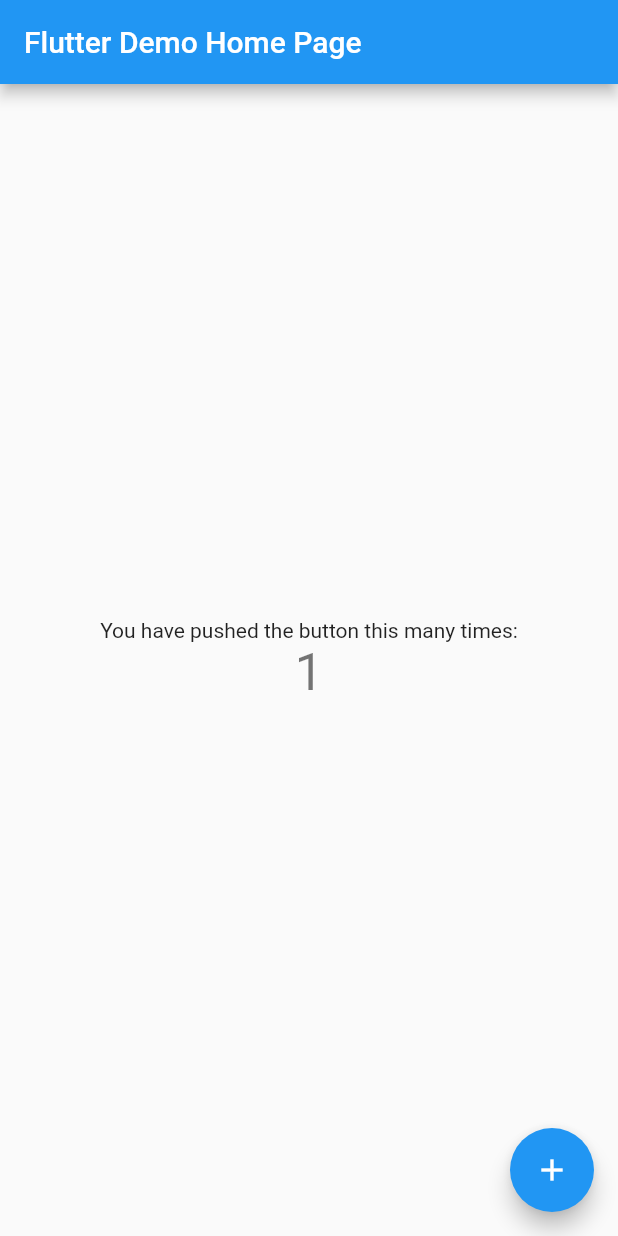
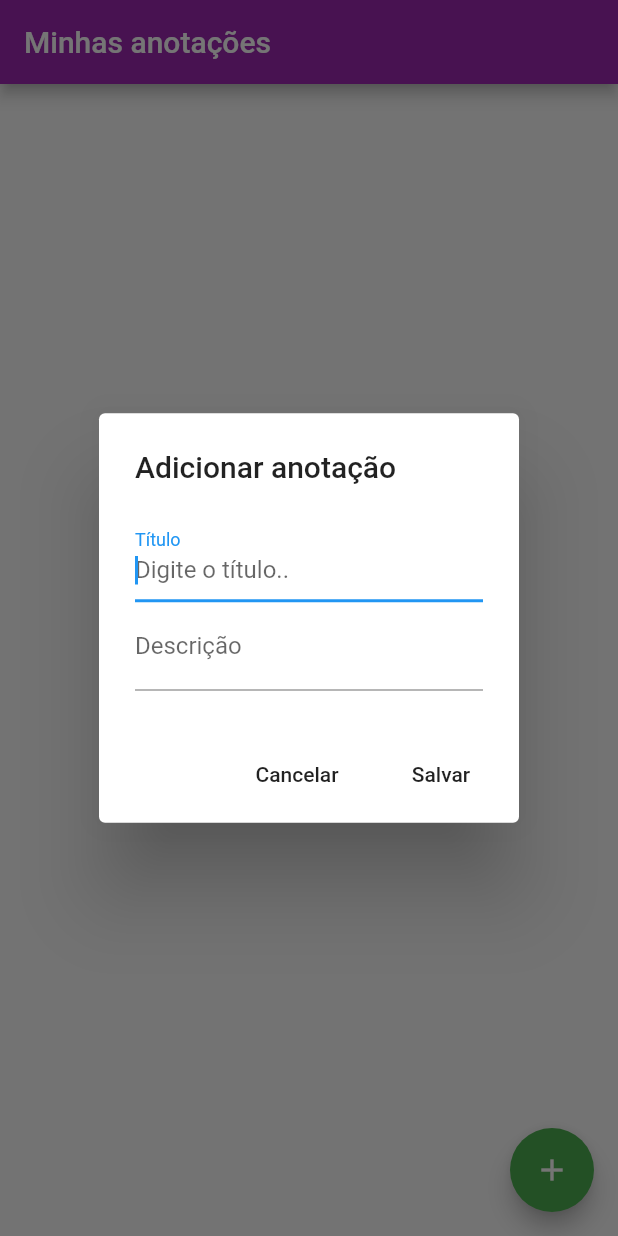
Before and after one commit to wilsonraj-dev/notasDiarias, a Flutter app: the screen it shows after launch, after a tap on the "add" icon, on a phone screen of 412 x 824 dp. Run offline on Flutter 3.47's test engine with Material 2 defaults, Android fonts, the phone set to English and light mode, and no system bars; our stand-ins replace sqflite; accounts and stored records are empty.

Commit message:
Feita a conexão com o banco de dados

```diff
--- /dev/null
+++ b/lib/Home.dart
@@ -0,0 +1,90 @@
+import 'package:flutter/cupertino.dart';
+import 'package:flutter/material.dart';
+import 'package:notas_diarias/Model/Anotacao.dart';
+import 'package:notas_diarias/helper/anotacaoHelper.dart';
+
+class Home extends StatefulWidget {
+  @override
+  _HomeState createState() => _HomeState();
+}
+
+class _HomeState extends State<Home> {
+
+  TextEditingController _tituloController = TextEditingController();
+  TextEditingController _descricaoController = TextEditingController();
+  var _db = anotacaoHelper();
+
+  _exibirTelaCadastro(){
+    showDialog(
+      context: context,
+      builder: (context){
+        return AlertDialog(
+          title: Text("Adicionar anotação"),
+          content: Column(
+            mainAxisSize: MainAxisSize.min,
+            children: <Widget>[
+              TextField(
+                controller: _tituloController,
+                autofocus: true,
+                decoration: InputDecoration(
+                  labelText: "Título",
+                  hintText: "Digite o título.."
+                ),
+              ),
+
+              TextField(
+                controller: _descricaoController,
+                decoration: InputDecoration(
+                    labelText: "Descrição",
+                    hintText: "Digite a descrição.."
+                ),
+              ),
+            ],
+          ),
+          actions: <Widget>[
+            FlatButton(onPressed: () => Navigator.pop(context), child: Text("Cancelar")),
+            FlatButton(
+                onPressed: (){
+                  //Salvar
+                  _salvarAnotacao();
+
+                  Navigator.pop(context);
+                },
+                child: Text("Salvar")
+            ),
+          ],
+        );
+      }
+    );
+  }
+
+  //
+  _salvarAnotacao() async {
+    String titulo = _tituloController.text;
+    String descricao = _descricaoController.text;
+
+    //print("data atual: " + DateTime.now().toString());
+    Anotacao anotacao = Anotacao(titulo, descricao, DateTime.now().toString());
+    int resultado = await _db.salvarAnotacao(anotacao);
+    print("salvar anotacao: " + resultado.toString());
+  }
+
+  @override
+  Widget build(BuildContext context) {
+    return Scaffold(
+      appBar: AppBar(
+        title: Text("Minhas anotações"),
+        backgroundColor: Colors.purple,
+      ),
+      body: Container(),
+      floatingActionButton: FloatingActionButton(
+        backgroundColor: Colors.green,
+        foregroundColor: Colors.white,
+        child: Icon(Icons.add),
+        onPressed: (){
+          _exibirTelaCadastro();
+        },
+      ),
+    );
+  }
+}
--- /dev/null
+++ b/lib/Model/Anotacao.dart
@@ -0,0 +1,22 @@
+class Anotacao{
+  int id;
+  String titulo;
+  String descricao;
+  String data;
+
+  Anotacao(this.titulo, this.descricao, this.data);
+
+  Map toMap(){
+    Map<String, dynamic> map = {
+      "titulo": this.titulo,
+      "descricao": this.descricao,
+      "data": this.data,
+    };
+
+    if(id != null){
+      map["id"] = this.id;
+    }
+
+    return map;
+  }
+}
--- /dev/null
+++ b/lib/helper/anotacaoHelper.dart
@@ -0,0 +1,45 @@
+import 'package:notas_diarias/Model/Anotacao.dart';
+import 'package:sqflite/sqflite.dart';
+import 'package:path/path.dart';
+
+class anotacaoHelper {
+  static final String nomeTabela = "anotacao";
+  static final anotacaoHelper _anotacaoHelper = anotacaoHelper._internal();
+  Database _db;
+
+  factory anotacaoHelper(){
+    return _anotacaoHelper;
+
+  }
+
+  anotacaoHelper._internal(){}
+
+  get db async {
+    if (_db != null) {
+      return _db;
+    } else {
+      _db = await inicializarDB();
+      return _db;
+    }
+  }
+
+    _onCreate(Database db, int version) async{
+      String sql = "CREATE TABLE $nomeTabela (id INTEGER PRIMARY KEY AUTOINCREMENT, titulo VARCHAR, descricao TEXT, data DATETIME)";
+      await db.execute(sql);
+    }
+
+    inicializarDB() async{
+      final caminhoBancoDados = await getDatabasesPath();
+      final localBancoDados = join(caminhoBancoDados, "banco_minhas_anotacoes.db");
+
+      var db = await openDatabase(localBancoDados, version: 1, onCreate: _onCreate);
+      return db;
+    }
+
+    Future<int> salvarAnotacao(Anotacao anotacao) async {
+      var bancoDados = await db;
+
+      int resultado = await bancoDados.insert(nomeTabela, anotacao.toMap());
+      return resultado;
+    }
+}
--- a/lib/main.dart
+++ b/lib/main.dart
@@ -1,117 +1,7 @@
 import 'package:flutter/material.dart';
+import 'package:notas_diarias/Home.dart';
 
-void main() {
-  runApp(MyApp());
-}
-
-class MyApp extends StatelessWidget {
-  // This widget is the root of your application.
-  @override
-  Widget build(BuildContext context) {
-    return MaterialApp(
-      title: 'Flutter Demo',
-      theme: ThemeData(
-        // This is the theme of your application.
-        //
-        // Try running your application with "flutter run". You'll see the
-        // application has a blue toolbar. Then, without quitting the app, try
-        // changing the primarySwatch below to Colors.green and then invoke
-        // "hot reload" (press "r" in the console where you ran "flutter run",
-        // or simply save your changes to "hot reload" in a Flutter IDE).
-        // Notice that the counter didn't reset back to zero; the application
-        // is not restarted.
-        primarySwatch: Colors.blue,
-        // This makes the visual density adapt to the platform that you run
-        // the app on. For desktop platforms, the controls will be smaller and
-        // closer together (more dense) than on mobile platforms.
-        visualDensity: VisualDensity.adaptivePlatformDensity,
-      ),
-      home: MyHomePage(title: 'Flutter Demo Home Page'),
-    );
-  }
-}
-
-class MyHomePage extends StatefulWidget {
-  MyHomePage({Key key, this.title}) : super(key: key);
-
-  // This widget is the home page of your application. It is stateful, meaning
-  // that it has a State object (defined below) that contains fields that affect
-  // how it looks.
-
-  // This class is the configuration for the state. It holds the values (in this
-  // case the title) provided by the parent (in this case the App widget) and
-  // used by the build method of the State. Fields in a Widget subclass are
-  // always marked "final".
-
-  final String title;
-
-  @override
-  _MyHomePageState createState() => _MyHomePageState();
-}
-
-class _MyHomePageState extends State<MyHomePage> {
-  int _counter = 0;
-
-  void _incrementCounter() {
-    setState(() {
-      // This call to setState tells the Flutter framework that something has
-      // changed in this State, which causes it to rerun the build method below
-      // so that the display can reflect the updated values. If we changed
-      // _counter without calling setState(), then the build method would not be
-      // called again, and so nothing would appear to happen.
-      _counter++;
-    });
-  }
-
-  @override
-  Widget build(BuildContext context) {
-    // This method is rerun every time setState is called, for instance as done
-    // by the _incrementCounter method above.
-    //
-    // The Flutter framework has been optimized to make rerunning build methods
-    // fast, so that you can just rebuild anything that needs updating rather
-    // than having to individually change instances of widgets.
-    return Scaffold(
-      appBar: AppBar(
-        // Here we take the value from the MyHomePage object that was created by
-        // the App.build method, and use it to set our appbar title.
-        title: Text(widget.title),
-      ),
-      body: Center(
-        // Center is a layout widget. It takes a single child and positions it
-        // in the middle of the parent.
-        child: Column(
-          // Column is also a layout widget. It takes a list of children and
-          // arranges them vertically. By default, it sizes itself to fit its
-          // children horizontally, and tries to be as tall as its parent.
-          //
-          // Invoke "debug painting" (press "p" in the console, choose the
-          // "Toggle Debug Paint" action from the Flutter Inspector in Android
-          // Studio, or the "Toggle Debug Paint" command in Visual Studio Code)
-          // to see the wireframe for each widget.
-          //
-          // Column has various properties to control how it sizes itself and
-          // how it positions its children. Here we use mainAxisAlignment to
-          // center the children vertically; the main axis here is the vertical
-          // axis because Columns are vertical (the cross axis would be
-          // horizontal).
-          mainAxisAlignment: MainAxisAlignment.center,
-          children: <Widget>[
-            Text(
-              'You have pushed the button this many times:',
-            ),
-            Text(
-              '$_counter',
-              style: Theme.of(context).textTheme.headline4,
-            ),
-          ],
-        ),
-      ),
-      floatingActionButton: FloatingActionButton(
-        onPressed: _incrementCounter,
-        tooltip: 'Increment',
-        child: Icon(Icons.add),
-      ), // This trailing comma makes auto-formatting nicer for build methods.
-    );
-  }
-}
+void main() => runApp(MaterialApp(
+  home: Home(),
+  debugShowCheckedModeBanner: false,
+));
--- a/pubspec.yaml
+++ b/pubspec.yaml
@@ -28,6 +28,7 @@ dependencies:
   # The following adds the Cupertino Icons font to your application.
   # Use with the CupertinoIcons class for iOS style icons.
   cupertino_icons: ^1.0.0
+  sqflite: ^1.1.5
 
 dev_dependencies:
   flutter_test:
```
Also changed, not shown: pubspec.lock, 2 other files.
